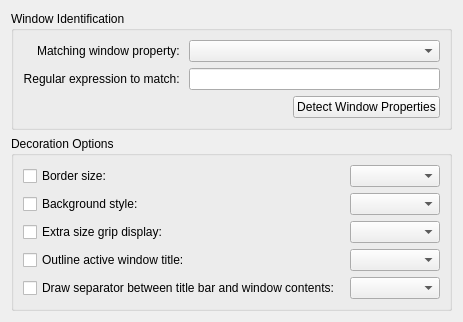
Qt form clients/oxygen/config/oxygenexceptiondialog.ui (KDE/kwin) before a commit.
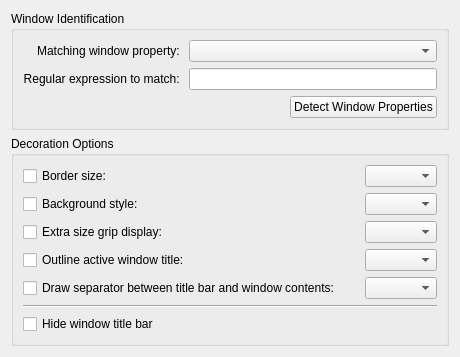
The same form after that commit.

Commit message: added the possibility to hide decoration 'titlebar', but not decoration 'border' in window-specific override rules

What changed in the file:
```diff
--- a/clients/oxygen/config/oxygenexceptiondialog.ui
+++ b/clients/oxygen/config/oxygenexceptiondialog.ui
@@ -6,8 +6,8 @@
    <rect>
     <x>0</x>
     <y>0</y>
-    <width>463</width>
-    <height>311</height>
+    <width>460</width>
+    <height>352</height>
    </rect>
   </property>
   <layout class="QVBoxLayout" name="verticalLayout">
@@ -109,6 +109,23 @@
         </property>
        </widget>
       </item>
+      <item row="7" column="0" colspan="3">
+       <widget class="QCheckBox" name="hideTitleBar">
+        <property name="text">
+         <string>Hide window title bar</string>
+        </property>
+       </widget>
+      </item>
+      <item row="6" column="0" colspan="3">
+       <widget class="QFrame" name="frame">
+        <property name="frameShape">
+         <enum>QFrame::HLine</enum>
+        </property>
+        <property name="frameShadow">
+         <enum>QFrame::Sunken</enum>
+        </property>
+       </widget>
+      </item>
      </layout>
     </widget>
    </item>
```
The commit also changes 7 other files.
